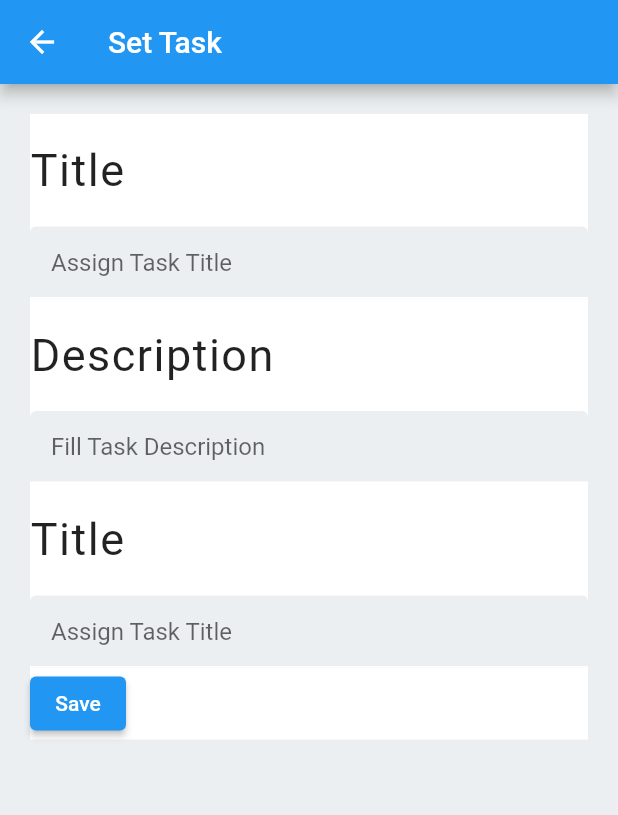
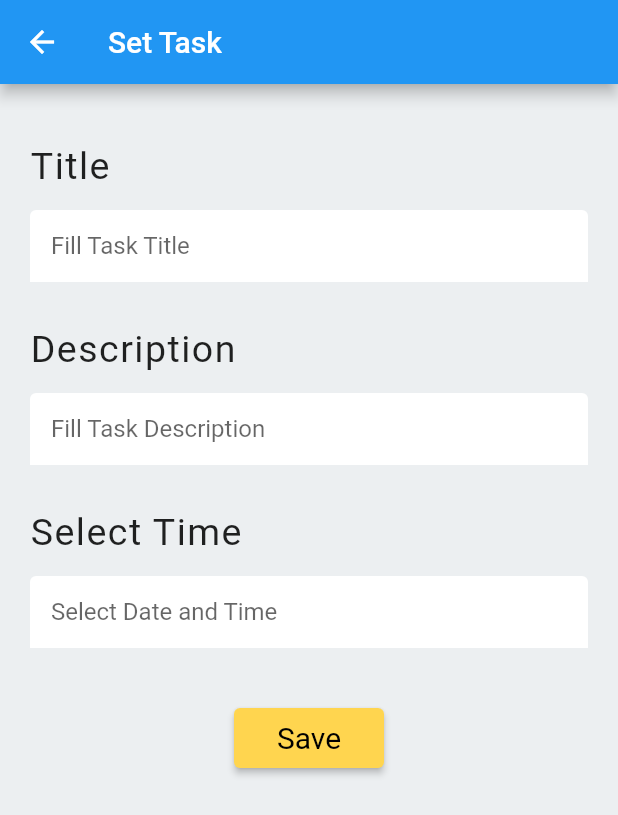
Before and after one commit to mrvenkatjaicode/Task-Timer-App, a Flutter app: the FillDetails screen opened directly, on a phone screen of 412 x 824 dp. Shown: the top 815 px of the screen. Run offline on Flutter 3.47's test engine with Material 2 defaults, Android fonts, the phone set to English and light mode, and no system bars; drawn by our look-alikes of datetime_picker_formfield.

Commit message:
created textfield to title, description and for selecting date and time and implemented save funtion to store data into firebase json

```diff
--- a/tasktimer/lib/fill_details.dart
+++ b/tasktimer/lib/fill_details.dart
@@ -1,4 +1,9 @@
+import 'dart:convert';
+
 import 'package:flutter/material.dart';
+import 'package:intl/intl.dart';
+import 'package:datetime_picker_formfield/datetime_picker_formfield.dart';
+import 'package:http/http.dart' as http;
 
 class FillDetails extends StatefulWidget {
   @override
@@ -6,36 +11,44 @@ class FillDetails extends StatefulWidget {
 }
 
 class _FillDetailsState extends State<FillDetails> {
+  final titlecontroller = TextEditingController();
+  final descriptioncontroller = TextEditingController();
+  final datetimecontroller = TextEditingController();
+  final format = DateFormat("yyyy-MM-dd  HH:mm");
+  @override
   @override
   Widget build(BuildContext context) {
     return Scaffold(
+      backgroundColor: Colors.blueGrey[50],
       appBar: AppBar(
         title: Text("Set Task"),
       ),
       body: Container(
         color: Colors.blueGrey[50],
+        child: SingleChildScrollView(
           child: Column(
             children: [
               Padding(
                 padding: const EdgeInsets.all(20),
                 child: Container(
-                color: Colors.white,
+                  // color: Colors.white,
                   child: Column(
                     crossAxisAlignment: CrossAxisAlignment.start,
                     children: [
                       SizedBox(height: 20),
                       Text(
                         "Title",
-                      style: TextStyle(fontSize: 30, letterSpacing: 1),
+                        style: TextStyle(fontSize: 25, letterSpacing: 1),
                       ),
-                    SizedBox(height: 20),
+                      SizedBox(height: 15),
                       TextField(
+                        controller: titlecontroller,
                         cursorColor: Colors.black,
                         cursorHeight: 20,
                         decoration: new InputDecoration(
                           filled: true,
-                        fillColor: Colors.blueGrey[50],
-                        hintText: 'Assign Task Title',
+                          fillColor: Colors.white,
+                          hintText: 'Fill Task Title',
                           contentPadding: const EdgeInsets.only(
                               left: 14.0, bottom: 8.0, top: 8.0),
                           focusedBorder: OutlineInputBorder(
@@ -52,18 +65,19 @@ class _FillDetailsState extends State<FillDetails> {
                           ),
                         ),
                       ),
-                    SizedBox(height: 20),
+                      SizedBox(height: 30),
                       Text(
                         "Description",
-                      style: TextStyle(fontSize: 30, letterSpacing: 1),
+                        style: TextStyle(fontSize: 25, letterSpacing: 1),
                       ),
-                    SizedBox(height: 20),
+                      SizedBox(height: 15),
                       TextField(
+                        controller: descriptioncontroller,
                         cursorColor: Colors.black,
                         cursorHeight: 20,
                         decoration: new InputDecoration(
                           filled: true,
-                        fillColor: Colors.blueGrey[50],
+                          fillColor: Colors.white,
                           hintText: 'Fill Task Description',
                           contentPadding: const EdgeInsets.only(
                               left: 14.0, bottom: 8.0, top: 8.0),
@@ -81,19 +95,18 @@ class _FillDetailsState extends State<FillDetails> {
                           ),
                         ),
                       ),
-                    SizedBox(height: 20),
+                      SizedBox(height: 30),
                       Text(
-                      "Title",
-                      style: TextStyle(fontSize: 30, letterSpacing: 1),
+                        "Select Time",
+                        style: TextStyle(fontSize: 25, letterSpacing: 1),
                       ),
-                    SizedBox(height: 20),
-                    TextField(
-                      cursorColor: Colors.black,
-                      cursorHeight: 20,
+                      SizedBox(height: 15),
+                      DateTimeField(
+                        controller: datetimecontroller,
                         decoration: new InputDecoration(
                           filled: true,
-                        fillColor: Colors.blueGrey[50],
-                        hintText: 'Assign Task Title',
+                          fillColor: Colors.white,
+                          hintText: 'Select Date and Time',
                           contentPadding: const EdgeInsets.only(
                               left: 14.0, bottom: 8.0, top: 8.0),
                           focusedBorder: OutlineInputBorder(
@@ -109,11 +122,62 @@ class _FillDetailsState extends State<FillDetails> {
                             // borderRadius: new BorderRadius.circular(25.7),
                           ),
                         ),
+                        format: format,
+                        onShowPicker: (context, currentValue) async {
+                          final date = await showDatePicker(
+                              context: context,
+                              firstDate: DateTime.now(),
+                              initialDate: currentValue ?? DateTime.now(),
+                              lastDate: DateTime(2100));
+                          if (date != null) {
+                            final time = await showTimePicker(
+                              context: context,
+                              initialTime: TimeOfDay.fromDateTime(
+                                  currentValue ?? DateTime.now()),
+                            );
+                            return DateTimeField.combine(date, time);
+                          } else {
+                            return currentValue;
+                          }
+                        },
                       ),
-                    ElevatedButton(
-                      onPressed: () {},
+                      SizedBox(height: 40),
+                      Row(
+                        mainAxisAlignment: MainAxisAlignment.center,
+                        children: [
+                          Container(
+                            height: 40,
+                            width: 100,
+                            child: ElevatedButton(
+                              style: ElevatedButton.styleFrom(
+                                  primary: Colors.amber[300],
+                                  onPrimary: Colors.black,
+                                  textStyle: TextStyle(
+                                    fontSize: 20,
+                                  )),
+                              onPressed: () {
+                                if (titlecontroller.value.text.isNotEmpty &&
+                                    descriptioncontroller
+                                        .value.text.isNotEmpty &&
+                                    datetimecontroller.value.text.isNotEmpty) {
+                                  fetchPost();
+                                } else {
+                                  print("Fill TextField");
+                                  // Toast.show("Textfield cant be empty", context,
+                                  //     duration: Toast.LENGTH_LONG,
+                                  //     gravity: Toast.BOTTOM);
+                                }
+                              },
                               child: Text("Save"),
-                    )
+                            ),
+                          ),
+                        ],
+                      ),
+                      // ElevatedButton(
+                      //     onPressed: () {
+                      //       fetchGet();
+                      //     },
+                      //     child: Text("View"))
                     ],
                   ),
                 ),
@@ -121,6 +185,57 @@ class _FillDetailsState extends State<FillDetails> {
             ],
           ),
         ),
+      ),
     );
   }
+
+  fetchPost() {
+    var url = Uri.parse(
+        "https://task-timer-57225-default-rtdb.firebaseio.com/" +
+            "timerdata.json");
+    // final head = {
+    //   "Accept": "$accept",
+    //   "Content-Type": "$conttype",
+    //   "x-api-version": "$apiver",
+    //   "x-client-id": "$cliid",
+    //   "x-client-secret": "$clisec"
+    // };
+    final body = {
+      'title': "${titlecontroller.text}",
+      'description': "${descriptioncontroller.text}",
+      'datetime': "${datetimecontroller.text}",
+    };
+    http.post(url, body: jsonEncode(body)).then((response) {
+      print(response.body);
+      if (response.statusCode == 200) {
+        print(response.body);
+        var jsonData = jsonDecode(response.body);
+        print(jsonData);
+        titlecontroller.clear();
+        descriptioncontroller.clear();
+        datetimecontroller.clear();
+      } else {
+        // Toast.show("Enter valid data", context,
+        //     duration: Toast.LENGTH_LONG, gravity: Toast.BOTTOM);
+        print("error");
+        print(response.statusCode);
       }
+    });
+  }
+
+  fetchGet() {
+    http
+        .get(Uri.parse(
+            "https://task-timer-57225-default-rtdb.firebaseio.com/timerdata.json"))
+        .then((response) {
+      if (response.statusCode == 200) {
+        var jsonData = jsonDecode(response.body);
+
+        print(jsonData);
+      } else {
+        print("error");
+        print(response.statusCode);
+      }
+    });
+  }
+}
--- a/tasktimer/lib/main.dart
+++ b/tasktimer/lib/main.dart
@@ -20,4 +20,5 @@ class MyApp extends StatelessWidget {
       ),
     );
   }
+
 }
--- a/tasktimer/pubspec.yaml
+++ b/tasktimer/pubspec.yaml
@@ -28,7 +28,10 @@ dependencies:
   # The following adds the Cupertino Icons font to your application.
   # Use with the CupertinoIcons class for iOS style icons.
   cupertino_icons: ^1.0.2
-
+  intl:
+  datetime_picker_formfield: ^2.0.0
+  toast:
+  http: ^0.13.3
 dev_dependencies:
   flutter_test:
     sdk: flutter
```
Also changed, not shown: tasktimer/lib/sample.dart (added, +99 -0 lines), tasktimer/pubspec.lock. Lines whose indentation alone changed are shown as unchanged.
